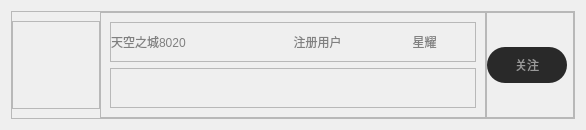
huizhang556/pc-video-player, file VideoPlayer/creator/analydata/UserDataItem.ui: the form before one commit.
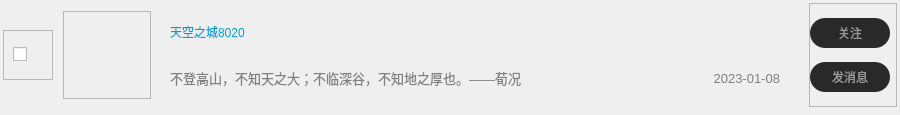
The form after the commit. Icons and pictures are not drawn. Custom widgets are drawn as their Qt base class.

```diff
--- a/VideoPlayer/creator/analydata/UserDataItem.ui
+++ b/VideoPlayer/creator/analydata/UserDataItem.ui
@@ -6,35 +6,73 @@
    <rect>
     <x>0</x>
     <y>0</y>
-    <width>586</width>
-    <height>126</height>
+    <width>900</width>
+    <height>110</height>
    </rect>
   </property>
+  <property name="minimumSize">
+   <size>
+    <width>900</width>
+    <height>0</height>
+   </size>
+  </property>
   <property name="windowTitle">
    <string>Form</string>
   </property>
   <layout class="QVBoxLayout" name="verticalLayout">
+   <property name="spacing">
+    <number>0</number>
+   </property>
+   <property name="leftMargin">
+    <number>0</number>
+   </property>
+   <property name="topMargin">
+    <number>0</number>
+   </property>
+   <property name="rightMargin">
+    <number>0</number>
+   </property>
+   <property name="bottomMargin">
+    <number>0</number>
+   </property>
    <item>
     <widget class="QStackedWidget" name="stackedWidget_data">
+     <property name="styleSheet">
+      <string notr="true">#stackedWidget_data
+{
+border-bottom: 1px dashed gray;
+}</string>
+     </property>
      <widget class="QWidget" name="page_dianzan">
       <layout class="QVBoxLayout" name="verticalLayout_2">
        <property name="spacing">
         <number>0</number>
        </property>
        <property name="leftMargin">
-        <number>0</number>
+        <number>3</number>
        </property>
        <property name="topMargin">
-        <number>0</number>
+        <number>3</number>
        </property>
        <property name="rightMargin">
-        <number>0</number>
+        <number>3</number>
        </property>
        <property name="bottomMargin">
-        <number>0</number>
+        <number>8</number>
        </property>
        <item>
         <widget class="QFrame" name="frame_bg">
+         <property name="styleSheet">
+          <string notr="true">#frame_bg
+{
+border-radius: 8px;
+}
+
+#frame_bg:hover
+{
+background-color: rgba(134, 134, 134,0.3);
+}</string>
+         </property>
          <property name="frameShape">
           <enum>QFrame::StyledPanel</enum>
          </property>
@@ -43,7 +81,7 @@
          </property>
          <layout class="QHBoxLayout" name="horizontalLayout">
           <property name="spacing">
-           <number>0</number>
+           <number>10</number>
           </property>
           <property name="leftMargin">
            <number>0</number>
@@ -57,6 +95,37 @@
           <property name="bottomMargin">
            <number>0</number>
           </property>
+          <item>
+           <widget class="QFrame" name="frame_check">
+            <property name="minimumSize">
+             <size>
+              <width>50</width>
+              <height>50</height>
+             </size>
+            </property>
+            <property name="maximumSize">
+             <size>
+              <width>50</width>
+              <height>50</height>
+             </size>
+            </property>
+            <property name="frameShape">
+             <enum>QFrame::StyledPanel</enum>
+            </property>
+            <property name="frameShadow">
+             <enum>QFrame::Raised</enum>
+            </property>
+            <layout class="QVBoxLayout" name="verticalLayout_6">
+             <item>
+              <widget class="QCheckBox" name="checkBox">
+               <property name="text">
+                <string/>
+               </property>
+              </widget>
+             </item>
+            </layout>
+           </widget>
+          </item>
           <item>
            <widget class="QFrame" name="frame_hreader">
             <property name="minimumSize">
@@ -79,12 +148,27 @@
             </property>
             <layout class="QVBoxLayout" name="verticalLayout_3">
              <item>
-              <widget class="QLabel" name="label_header">
+              <widget class="RoundLab" name="label_header">
+               <property name="minimumSize">
+                <size>
+                 <width>68</width>
+                 <height>68</height>
+                </size>
+               </property>
+               <property name="maximumSize">
+                <size>
+                 <width>68</width>
+                 <height>68</height>
+                </size>
+               </property>
+               <property name="whatsThis">
+                <string>&lt;html&gt;&lt;head/&gt;&lt;body&gt;&lt;p&gt;&lt;br/&gt;&lt;/p&gt;&lt;/body&gt;&lt;/html&gt;</string>
+               </property>
                <property name="styleSheet">
                 <string notr="true">QLabel
 {
-border-radius: 20px;
-	border-image: url(:/images/bgpic/dieji.png);
+border-radius: 34px;
+border-image: url(:/images/bgpic/dieji2.png);
 }</string>
                </property>
                <property name="text">
@@ -110,9 +194,13 @@
              </size>
             </property>
             <property name="styleSheet">
-             <string notr="true">QPushButton
+             <string notr="true">*
 {
 border: none;
+}
+
+QPushButton
+{
 color:gray;
 font: 400 15px &quot;微软雅黑&quot;;
 }</string>
@@ -125,7 +213,7 @@
             </property>
             <layout class="QVBoxLayout" name="verticalLayout_5">
              <item>
-              <widget class="QFrame" name="frame_5">
+              <widget class="QFrame" name="frame_mid_top">
                <property name="minimumSize">
                 <size>
                  <width>0</width>
@@ -169,9 +257,14 @@
                    <string notr="true">QPushButton
 {
 border: none;
-color:gray;
-font: 400 15px &quot;微软雅黑&quot;;
+color: rgb(0, 161, 214);
 text-align: left;
+}
+
+QPushButton:hover
+{
+color: #f52c85;
+
 }</string>
                   </property>
                   <property name="text">
@@ -183,18 +276,18 @@
                  <widget class="QPushButton" name="pushButton_ulevel">
                   <property name="minimumSize">
                    <size>
-                    <width>0</width>
+                    <width>80</width>
                     <height>36</height>
                    </size>
                   </property>
                   <property name="maximumSize">
                    <size>
-                    <width>16777215</width>
+                    <width>80</width>
                     <height>36</height>
                    </size>
                   </property>
                   <property name="text">
-                   <string>注册用户</string>
+                   <string/>
                   </property>
                  </widget>
                 </item>
@@ -202,26 +295,47 @@
                  <widget class="QPushButton" name="pushButton_grade">
                   <property name="minimumSize">
                    <size>
-                    <width>0</width>
+                    <width>80</width>
                     <height>36</height>
                    </size>
                   </property>
                   <property name="maximumSize">
                    <size>
-                    <width>16777215</width>
+                    <width>80</width>
                     <height>36</height>
                    </size>
                   </property>
+                  <property name="styleSheet">
+                   <string notr="true">QPushButton
+{
+color:gray;
+text-align: right;
+padding-right: 10px;
+}</string>
+                  </property>
                   <property name="text">
-                   <string>星耀</string>
+                   <string/>
                   </property>
                  </widget>
                 </item>
+                <item>
+                 <spacer name="horizontalSpacer_2">
+                  <property name="orientation">
+                   <enum>Qt::Horizontal</enum>
+                  </property>
+                  <property name="sizeHint" stdset="0">
+                   <size>
+                    <width>40</width>
+                    <height>20</height>
+                   </size>
+                  </property>
+                 </spacer>
+                </item>
                </layout>
               </widget>
              </item>
              <item>
-              <widget class="QFrame" name="frame_6">
+              <widget class="QFrame" name="frame_mid_bottom">
                <property name="minimumSize">
                 <size>
                  <width>0</width>
@@ -248,10 +362,10 @@
                  <number>0</number>
                 </property>
                 <item>
-                 <widget class="QPushButton" name="pushButton_5">
+                 <widget class="QPushButton" name="pushButton_umotto">
                   <property name="minimumSize">
                    <size>
-                    <width>80</width>
+                    <width>450</width>
                     <height>36</height>
                    </size>
                   </property>
@@ -261,8 +375,16 @@
                     <height>36</height>
                    </size>
                   </property>
+                  <property name="styleSheet">
+                   <string notr="true">QPushButton
+{
+color:gray;
+font-size: 13px;
+text-align: left;
+}</string>
+                  </property>
                   <property name="text">
-                   <string/>
+                   <string>不登高山，不知天之大；不临深谷，不知地之厚也。——荀况</string>
                   </property>
                  </widget>
                 </item>
@@ -280,21 +402,30 @@
                  </spacer>
                 </item>
                 <item>
-                 <widget class="QPushButton" name="pushButton_6">
+                 <widget class="QPushButton" name="pushButton_createtime">
                   <property name="minimumSize">
                    <size>
-                    <width>80</width>
+                    <width>100</width>
                     <height>36</height>
                    </size>
                   </property>
                   <property name="maximumSize">
                    <size>
-                    <width>16777215</width>
+                    <width>100</width>
                     <height>36</height>
                    </size>
                   </property>
+                  <property name="styleSheet">
+                   <string notr="true">QPushButton
+{
+color:gray;
+font-size: 13px;
+text-align: right;
+padding-right: 10px;
+}</string>
+                  </property>
                   <property name="text">
-                   <string/>
+                   <string>2023-01-08</string>
                   </property>
                  </widget>
                 </item>
@@ -345,22 +476,22 @@
                <property name="minimumSize">
                 <size>
                  <width>80</width>
-                 <height>36</height>
+                 <height>30</height>
                 </size>
                </property>
                <property name="maximumSize">
                 <size>
                  <width>80</width>
-                 <height>36</height>
+                 <height>30</height>
                 </size>
                </property>
                <property name="styleSheet">
                 <string notr="true">QPushButton
 {
 color:#999999;
-font: 400 16px &quot;微软雅黑&quot;;
+font: 400 14px &quot;微软雅黑&quot;;
 text-align: center;
-border-radius: 18px;
+border-radius: 15px;
 background-color: #292929;
 }
 
@@ -386,6 +517,52 @@
                </property>
               </widget>
              </item>
+             <item>
+              <widget class="QPushButton" name="pushButton_sendmsg">
+               <property name="minimumSize">
+                <size>
+                 <width>80</width>
+                 <height>30</height>
+                </size>
+               </property>
+               <property name="maximumSize">
+                <size>
+                 <width>80</width>
+                 <height>30</height>
+                </size>
+               </property>
+               <property name="styleSheet">
+                <string notr="true">QPushButton
+{
+color:#999999;
+font: 400 14px &quot;微软雅黑&quot;;
+text-align: center;
+border-radius: 15px;
+background-color: #292929;
+}
+
+QPushButton:hover
+{
+color:#ffffff;
+background-color: rgba(212, 78, 125,1.0);
+}
+QPushButton:checked
+{
+color:#ffffff;
+background-color: rgba(212, 78, 125,1.0);
+}
+
+QPushButton:unchecked
+{
+color:#999999;
+background-color: #292929;
+}</string>
+               </property>
+               <property name="text">
+                <string>发消息</string>
+               </property>
+              </widget>
+             </item>
             </layout>
            </widget>
           </item>
@@ -394,11 +571,17 @@
        </item>
       </layout>
      </widget>
-     <widget class="QWidget" name="page_fensi"/>
     </widget>
    </item>
   </layout>
  </widget>
+ <customwidgets>
+  <customwidget>
+   <class>RoundLab</class>
+   <extends>QLabel</extends>
+   <header>customer/RoundLab.h</header>
+  </customwidget>
+ </customwidgets>
  <resources/>
  <connections/>
 </ui>
```
